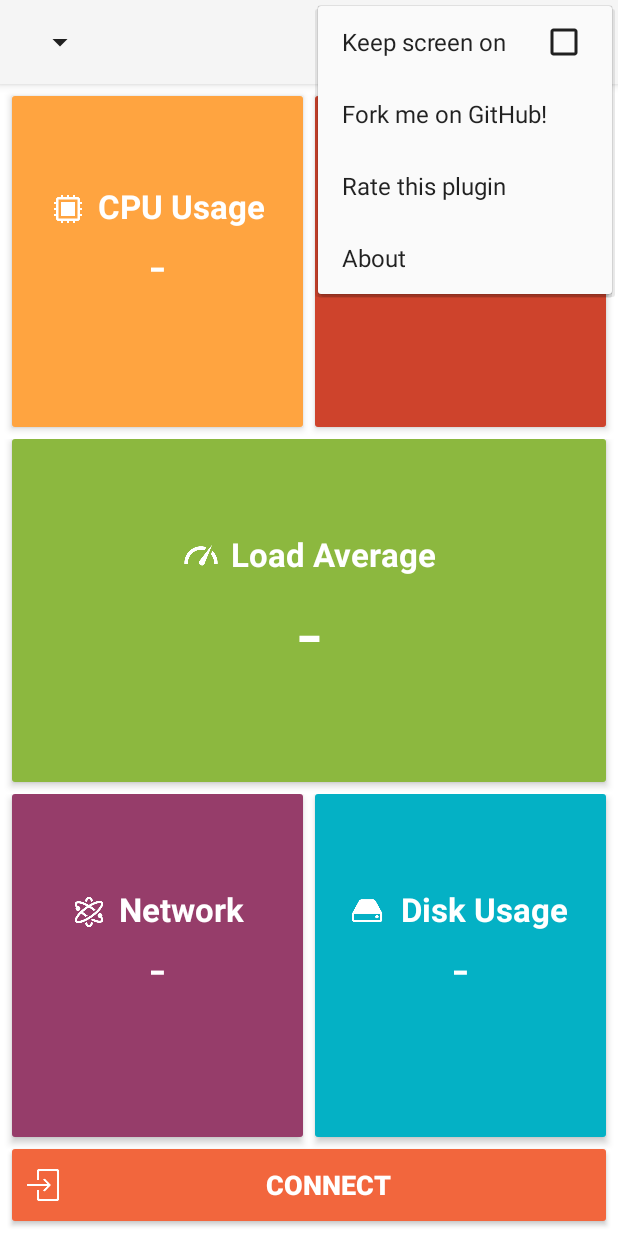
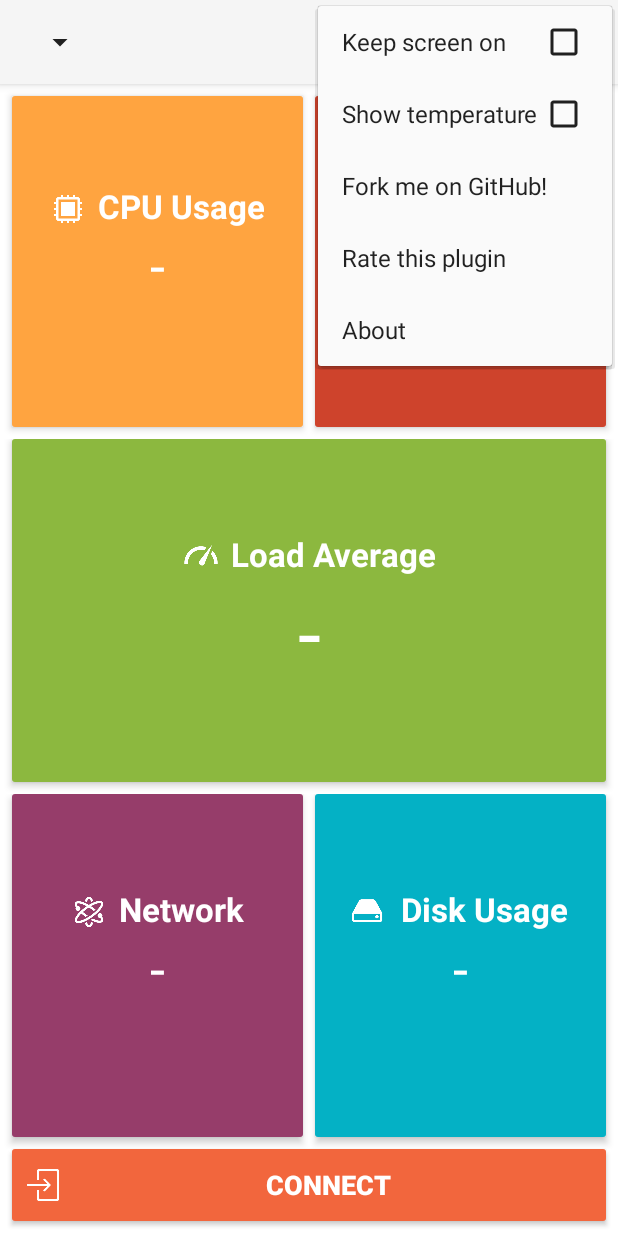
Before and after one commit to Sonelli/juicessh-performancemonitor, an Android app: the screen it shows after launch (MainActivity), with the options menu open, on a phone screen of 412 x 824 dp. Run offline under Robolectric (Android 15) with nearby library versions, the phone set to English and light mode, and no system bars; 2 statements that could not run were skipped.

Commit message:
Added temperature of CPU

```diff
--- a/Plugin/src/main/java/com/sonelli/juicessh/performancemonitor/activities/MainActivity.java
+++ b/Plugin/src/main/java/com/sonelli/juicessh/performancemonitor/activities/MainActivity.java
@@ -13,11 +13,13 @@ import android.support.v4.content.ContextCompat;
 import android.support.v7.app.ActionBar;
 import android.support.v7.app.AppCompatActivity;
 import android.util.Log;
+import android.util.TypedValue;
 import android.view.Menu;
 import android.view.MenuItem;
 import android.view.View;
 import android.view.WindowManager;
 import android.widget.Button;
+import android.widget.LinearLayout;
 import android.widget.Toast;
 
 import com.sonelli.juicessh.performancemonitor.R;
@@ -28,6 +30,7 @@ import com.sonelli.juicessh.performancemonitor.controllers.DiskUsageController;
 import com.sonelli.juicessh.performancemonitor.controllers.FreeRamController;
 import com.sonelli.juicessh.performancemonitor.controllers.LoadAverageController;
 import com.sonelli.juicessh.performancemonitor.controllers.NetworkUsageController;
+import com.sonelli.juicessh.performancemonitor.controllers.TemperatureController;
 import com.sonelli.juicessh.performancemonitor.helpers.PreferenceHelper;
 import com.sonelli.juicessh.performancemonitor.loaders.ConnectionListLoader;
 import com.sonelli.juicessh.performancemonitor.views.AutoResizeTextView;
@@ -55,6 +58,8 @@ public class MainActivity extends AppCompatActivity implements ActionBar.OnNavig
     private Button connectButton;
     private Button disconnectButton;
 
+    private LinearLayout temperatureLayout;
+
     private ConnectionSpinnerAdapter spinnerAdapter;
 
     // Controllers
@@ -63,6 +68,7 @@ public class MainActivity extends AppCompatActivity implements ActionBar.OnNavig
     private BaseController cpuUsageController;
     private BaseController diskUsageController;
     private BaseController networkUsageController;
+    private BaseController temperatureController;
 
     // Text displays
     private AutoResizeTextView loadAverageTextView;
@@ -70,6 +76,7 @@ public class MainActivity extends AppCompatActivity implements ActionBar.OnNavig
     private AutoResizeTextView cpuUsageTextView;
     private AutoResizeTextView networkUsageTextView;
     private AutoResizeTextView diskUsageTextView;
+    private AutoResizeTextView temperatureTextView;
 
     // State
     private volatile int sessionId;
@@ -101,6 +108,7 @@ public class MainActivity extends AppCompatActivity implements ActionBar.OnNavig
         this.cpuUsageTextView = (AutoResizeTextView) findViewById(R.id.cpu_usage);
         this.networkUsageTextView = (AutoResizeTextView) findViewById(R.id.network_usage);
         this.diskUsageTextView = (AutoResizeTextView) findViewById(R.id.disk_usage);
+        this.temperatureTextView = (AutoResizeTextView) findViewById(R.id.temperature);
 
         this.connectButton = (Button) findViewById(R.id.connect_button);
         Drawable drawable = getDrawable(R.drawable.login);
@@ -108,6 +116,9 @@ public class MainActivity extends AppCompatActivity implements ActionBar.OnNavig
             drawable.setBounds(0, 0, (int)(drawable.getIntrinsicWidth()*0.2),
                     (int)(drawable.getIntrinsicHeight()*0.2));
         }
+
+        this.temperatureLayout = (LinearLayout) findViewById(R.id.temperatureLayout);
+
         connectButton.setCompoundDrawables(drawable, null, null, null);
         connectButton.setOnClickListener(new View.OnClickListener() {
             @Override
@@ -169,6 +180,14 @@ public class MainActivity extends AppCompatActivity implements ActionBar.OnNavig
                 }
             }
         });
+
+        if (preferenceHelper.getShowTemperatureFlag()) {
+            loadAverageTextView.setTextSize(TypedValue.COMPLEX_UNIT_SP,36);
+            temperatureLayout.setVisibility(View.VISIBLE);
+        } else {
+            loadAverageTextView.setTextSize(TypedValue.COMPLEX_UNIT_SP,55);
+            temperatureLayout.setVisibility(View.GONE);
+        }
 
     }
 
@@ -239,6 +258,7 @@ public class MainActivity extends AppCompatActivity implements ActionBar.OnNavig
         // assigning the keep screen on menu the value of its saved status
         PreferenceHelper preferenceHelper = new PreferenceHelper(this);
         menu.findItem(R.id.keep_screen_on).setChecked(preferenceHelper.getKeepScreenOnFlag());
+        menu.findItem(R.id.show_temperature).setChecked(preferenceHelper.getShowTemperatureFlag());
 
         return true;
     }
@@ -308,6 +328,13 @@ public class MainActivity extends AppCompatActivity implements ActionBar.OnNavig
                 .setTextview(networkUsageTextView)
                 .start();
 
+        this.temperatureController = new TemperatureController(this)
+                .setSessionId(sessionId)
+                .setSessionKey(sessionKey)
+                .setPluginClient(client)
+                .setTextview(temperatureTextView)
+                .start();
+
     }
 
     @Override
@@ -343,11 +370,16 @@ public class MainActivity extends AppCompatActivity implements ActionBar.OnNavig
             networkUsageController.stop();
         }
 
+        if(temperatureController != null){
+            temperatureController.stop();
+        }
+
         loadAverageTextView.setText("-");
         freeRamTextView.setText("-");
         cpuUsageTextView.setText("-");
         networkUsageTextView.setText("-");
         diskUsageTextView.setText("-");
+        temperatureTextView.setText("-");
 
         disconnectButton.setVisibility(View.GONE);
         disconnectButton.setEnabled(false);
@@ -383,6 +415,19 @@ public class MainActivity extends AppCompatActivity implements ActionBar.OnNavig
                     getWindow().addFlags(WindowManager.LayoutParams.FLAG_KEEP_SCREEN_ON);
                 }else{
                     getWindow().clearFlags(WindowManager.LayoutParams.FLAG_KEEP_SCREEN_ON);
+                }
+                return true;
+
+            case R.id.show_temperature:
+                item.setChecked(!item.isChecked());
+                PreferenceHelper preferenceHelper1 = new PreferenceHelper(this);
+                preferenceHelper1.setShowTemperatureFlag(item.isChecked());
+                if (item.isChecked()) {
+                    loadAverageTextView.setTextSize(TypedValue.COMPLEX_UNIT_SP,36);
+                    temperatureLayout.setVisibility(View.VISIBLE);
+                } else {
+                    loadAverageTextView.setTextSize(TypedValue.COMPLEX_UNIT_SP,55);
+                    temperatureLayout.setVisibility(View.GONE);
                 }
                 return true;
 
--- a/Plugin/src/main/java/com/sonelli/juicessh/performancemonitor/helpers/PreferenceHelper.java
+++ b/Plugin/src/main/java/com/sonelli/juicessh/performancemonitor/helpers/PreferenceHelper.java
@@ -7,6 +7,7 @@ import android.preference.PreferenceManager;
 public class PreferenceHelper {
 
     private static final String KEEP_SCREEN_ON_KEY = "keep_screen_on_key";
+    private static final String SHOW_TEMPERATURE= "show_temperature_key";
     private Context context;
 
     public PreferenceHelper(Context context){
@@ -26,4 +27,18 @@ public class PreferenceHelper {
                 PreferenceManager.getDefaultSharedPreferences(context);
         return sharedPreferences.getBoolean(KEEP_SCREEN_ON_KEY, false);
     }
+
+    public boolean getShowTemperatureFlag(){
+        SharedPreferences sharedPreferences =
+                PreferenceManager.getDefaultSharedPreferences(context);
+        return sharedPreferences.getBoolean(SHOW_TEMPERATURE, false);
+    }
+
+    public void setShowTemperatureFlag(boolean flag) {
+        SharedPreferences sharedPreferences = PreferenceManager
+                .getDefaultSharedPreferences(context);
+        SharedPreferences.Editor editor = sharedPreferences.edit();
+        editor.putBoolean(SHOW_TEMPERATURE, flag);
+        editor.apply();
+    }
 }
--- /dev/null
+++ b/Plugin/src/main/res/drawable/ripple_temperature.xml
@@ -0,0 +1,6 @@
+<?xml version="1.0" encoding="utf-8"?>
+<ripple
+    xmlns:android="http://schemas.android.com/apk/res/android"
+    android:color="@color/trans_white">
+    <item android:drawable="@drawable/shape_temperature" />
+</ripple>
--- /dev/null
+++ b/Plugin/src/main/res/drawable/shape_temperature.xml
@@ -0,0 +1,6 @@
+<?xml version="1.0" encoding="utf-8"?>
+<shape
+    xmlns:android="http://schemas.android.com/apk/res/android">
+    <corners android:radius="2dp" />
+    <solid android:color="@color/dashboard_orange" />
+</shape>
--- a/Plugin/src/main/res/layout/activity_main.xml
+++ b/Plugin/src/main/res/layout/activity_main.xml
@@ -1,4 +1,5 @@
 <RelativeLayout
+    android:id="@+id/root"
     xmlns:android="http://schemas.android.com/apk/res/android"
     xmlns:tools="http://schemas.android.com/tools"
     android:layout_width="match_parent"
@@ -123,7 +124,57 @@
                 android:clickable="true"
                 android:elevation="3dp"
                 android:layout_marginLeft="8dp"
+                android:layout_marginBottom="8dp"
+                android:orientation="vertical"
+                android:layout_width="0dp"
+                android:layout_weight="1"
+                android:layout_height="match_parent"
+                android:background="@drawable/ripple_temperature"
+                android:visibility="visible"
+                android:id="@+id/temperatureLayout"
+                android:gravity="center" >
+
+                <LinearLayout
+                    android:layout_width="match_parent"
+                    android:layout_height="0dp"
+                    android:layout_weight="0.5"
+                    android:gravity="bottom|center_horizontal"
+                    android:orientation="horizontal">
+                    <ImageView
+                        android:layout_width="25dp"
+                        android:layout_height="25dp"
+                        android:src="@drawable/temperature" />
+                    <TextView
+                        android:layout_marginStart="7dp"
+                        android:textStyle="bold"
+                        android:layout_width="wrap_content"
+                        android:textSize="22sp"
+                        android:fontFamily="sans-serif"
+                        android:textColor="@android:color/white"
+                        android:layout_height="wrap_content"
+                        android:text="@string/temperature" />
+                </LinearLayout>
+
+                <com.sonelli.juicessh.performancemonitor.views.AutoResizeTextView
+                    android:layout_height="0dp"
+                    android:layout_weight="0.75"
+                    android:id="@+id/temperature"
+                    android:fontFamily="sans-serif"
+                    android:lines="1"
+                    android:layout_width="match_parent"
+                    android:textSize="36sp"
+                    android:textColor="@android:color/white"
+                    android:text="-"
+                    android:gravity="center_horizontal|top" />
+
+
+            </LinearLayout>
+
+            <LinearLayout
+                android:clickable="true"
+                android:elevation="3dp"
                 android:layout_marginRight="8dp"
+                android:layout_marginLeft="8dp"
                 android:layout_marginBottom="8dp"
                 android:orientation="vertical"
                 android:layout_width="0dp"
@@ -160,7 +211,7 @@
                     android:fontFamily="sans-serif"
                     android:lines="1"
                     android:layout_width="match_parent"
-                    android:textSize="55sp"
+                    android:textSize="36sp"
                     android:textColor="@android:color/white"
                     android:text="-"
                     android:gravity="center_horizontal|top" />
--- a/Plugin/src/main/res/menu/menu_main.xml
+++ b/Plugin/src/main/res/menu/menu_main.xml
@@ -4,6 +4,12 @@
 
     <item android:id="@+id/keep_screen_on"
         android:title="@string/keep_screen_on"
+        android:orderInCategory="100"
+        android:checkable="true"
+        compat:showAsAction="never" />
+
+    <item android:id="@+id/show_temperature"
+        android:title="@string/show_temperature"
         android:orderInCategory="100"
         android:checkable="true"
         compat:showAsAction="never" />
--- a/Plugin/src/main/res/values/colors.xml
+++ b/Plugin/src/main/res/values/colors.xml
@@ -1,6 +1,7 @@
 <?xml version="1.0" encoding="utf-8"?>
 <resources>
     <color name="dashboard_red">#ce432c</color>
+    <color name="dashboard_orange">#e64a19</color>
     <color name="dashboard_green">#FF37BAB3</color>
     <color name="dashboard_blue">#FF04B1C5</color>
     <color name="dashboard_dark_orange">#FFF2663D</color>
--- a/Plugin/src/main/res/values/strings.xml
+++ b/Plugin/src/main/res/values/strings.xml
@@ -32,5 +32,7 @@
     <string name="use_dark_theme">Dark Theme</string>
     <string name="use_byte">Bytes</string>
     <string name="plugin_permissions_request">This plugin requires access to list JuiceSSH connections, and to connect to them.</string>
+    <string name="temperature">Temperature</string>
+    <string name="show_temperature">Show temperature</string>
 
 </resources>
```
Also changed, not shown: Plugin/src/main/java/com/sonelli/juicessh/performancemonitor/controllers/TemperatureController.java (added, +64 -0 lines), Plugin/src/main/res/drawable/temperature.png (added).
